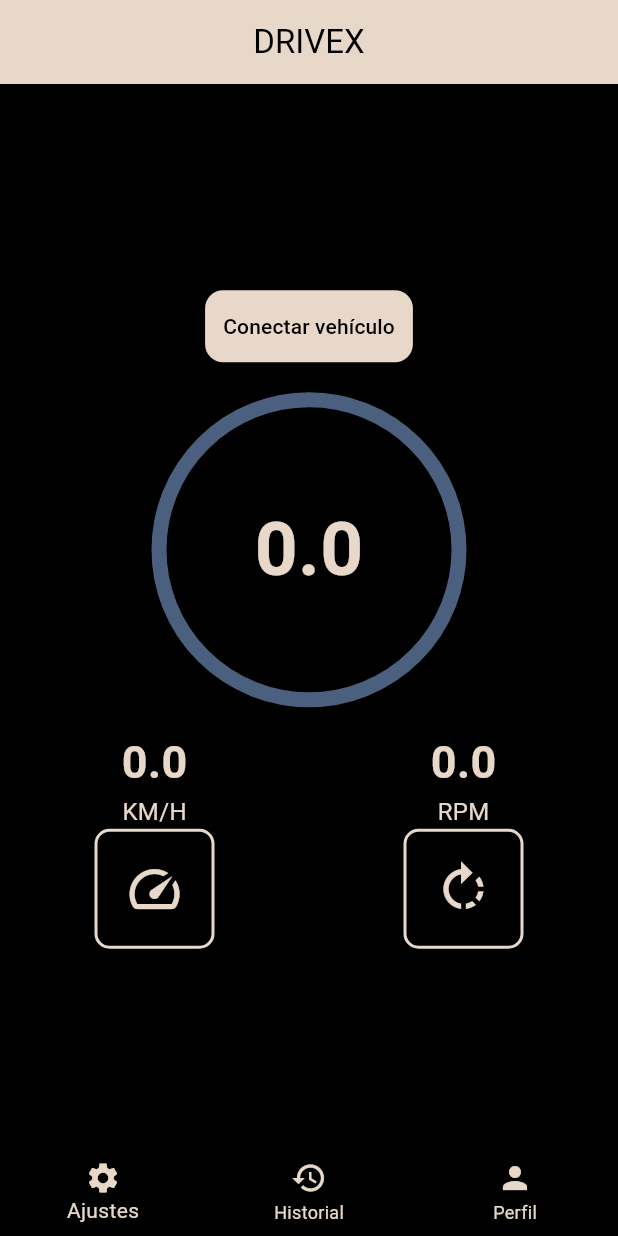
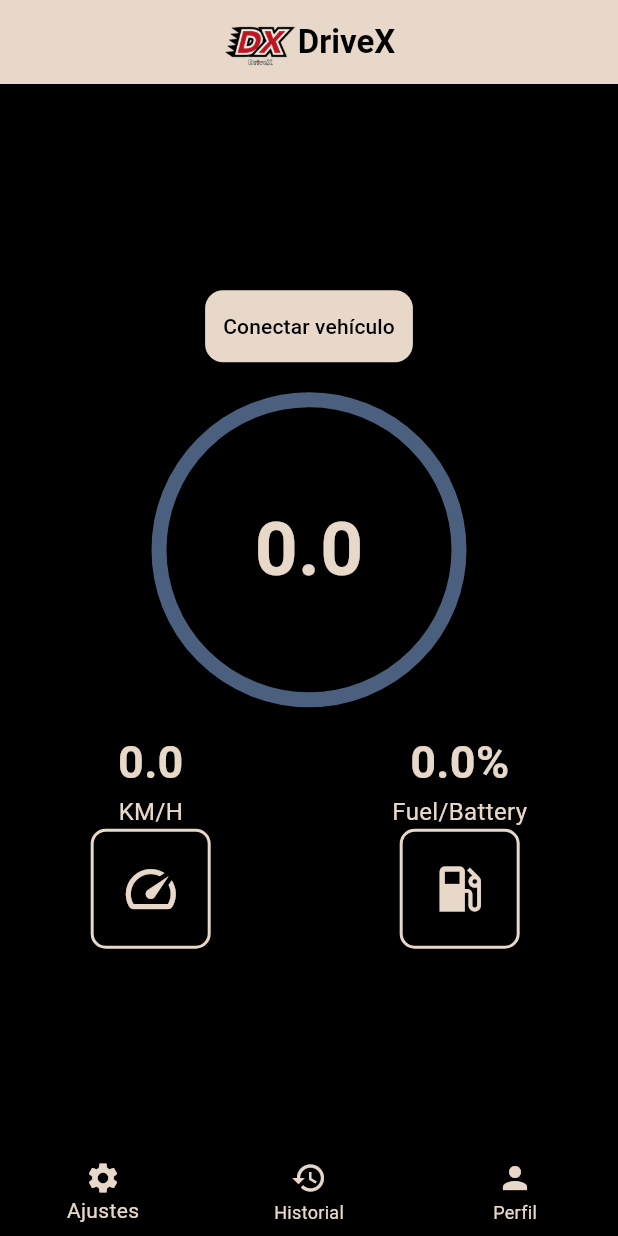
Before and after one commit to RainyGloom/Proyecto_3_API, a Flutter app: the screen it shows after launch, on a phone screen of 412 x 824 dp. Run offline on Flutter 3.47's test engine with Material 3 defaults, Android fonts, the light colour scheme and no system bars; our stand-ins replace connectivity_plus, sqflite; missing offline and left inert: flutter_ringtone_player, flutter_smartcar_auth, screen_brightness; accounts and stored records are empty.

Commit message:
Versión casi completa
Falta Splashscreen
Falta Pantalla de Desarrolladores

```diff
--- a/odometer_app/lib/main.dart
+++ b/odometer_app/lib/main.dart
@@ -20,6 +20,8 @@ Future<void> main() async{
         SmartcarPermission.readLocation,
         SmartcarPermission.readVehicleInfo,
         SmartcarPermission.readSpeedometer,
+        SmartcarPermission.readBattery,
+        SmartcarPermission.readFuel
       ],
       mode: SmartcarMode.test,
     ),
--- a/odometer_app/lib/pages/main_page.dart
+++ b/odometer_app/lib/pages/main_page.dart
@@ -7,6 +7,7 @@ import 'package:odometer_app/pages/settings_page.dart';
 import 'package:odometer_app/global_settings.dart';
 import 'package:flutter_smartcar_auth/flutter_smartcar_auth.dart';
 import 'package:connectivity_plus/connectivity_plus.dart';
+import 'package:flutter_ringtone_player/flutter_ringtone_player.dart';
 
 class MainPage extends StatefulWidget {
   const MainPage({Key? key}) : super(key: key);
@@ -18,21 +19,67 @@ class MainPage extends StatefulWidget {
 class _MainPageState extends State<MainPage> {
   double? _lastDistance;
   double _currentSpeed = 0;
-  double _currentRPM = 0;
+  double _currentFuelPercent = 0;
   double _minSpeed = 0;
   double _maxSpeed = 0;
   DateTime? _lastTime;
   String _connect = "Conectar vehículo";
   MeasurementUnit _unit = MeasurementUnit.kmh; // Unidad seleccionada (por defecto KM/H)
   Timer? _timer;
+  FlutterRingtonePlayer? _player;
+  Widget? _dialog;
 
   @override
-  void initState() {
+  void initState()
+  {
     super.initState();
     _loadSettings();
     Smartcar.onSmartcarResponse.listen(_handleSmartcarResponse);
+    Timer.periodic(Duration(seconds: 1),
+    (timer) async
+    {
+      if(GlobalSettings().convertSpeed(_currentSpeed) > GlobalSettings().convertSpeed(130))
+      {
+        if(_player == null)
+        {
+          _player = FlutterRingtonePlayer();
+          FlutterRingtonePlayer().play(
+            android: AndroidSounds.alarm,
+            ios: IosSounds.electronic,
+            looping: true,
+          );
+          _dialog = await showAlertDialog(context);
+        }
+      }
+      else if(_player != null)
+      {
+        if(_dialog != null)
+        {
+          Navigator.pop(context);
+          _dialog = null;
+        }
+        _player!.stop();
+        _player = null;
+      }
+    });
   }
 
+  Future<Widget> showAlertDialog(BuildContext context) async{
+    AlertDialog alert = AlertDialog(
+      backgroundColor: GlobalSettings().foreColor,
+      title: const Text("Exceso de velocidad", style: TextStyle(color: Colors.black),),
+      content: const Text('Reduzca la velocidad', style: TextStyle(color: Colors.black),),
+    );
+
+    await showDialog(
+      context: context,
+      builder: (BuildContext context) {
+        return alert;
+      },
+    );
+
+    return alert;
+  }
   Future<void> _handleSmartcarResponse(SmartcarAuthResponse response) async{
     final scaffoldMessenger = ScaffoldMessenger.of(context);
     switch (response) {
@@ -138,7 +185,23 @@ class _MainPageState extends State<MainPage> {
   }
 
   void _startRealTimeUpdates() {
-      _timer = Timer.periodic(const Duration(seconds: 5), (timer) async {
+    Timer.periodic(const Duration(seconds: 5),
+      (timer) async
+      {
+        double? percent = await APIRequestHelper.getFuelRemaining(APIRequestHelper.instance.vehicles[0]);
+        if(percent != null)
+        {
+          _currentFuelPercent = percent;
+        }
+        else
+        {
+          percent = await APIRequestHelper.getEVRemaing(APIRequestHelper.instance.vehicles[0]);
+          _currentFuelPercent = percent ?? 0;
+        }
+      }
+    );
+    _timer = Timer.periodic(const Duration(seconds: 5),
+      (timer) async {
         if (APIRequestHelper.instance.vehicles.isNotEmpty) {
           // VELOCIDAAD
           double? distance = await APIRequestHelper.getOdometer(APIRequestHelper.instance.vehicles.first);
@@ -188,7 +251,8 @@ class _MainPageState extends State<MainPage> {
             });
           }*/
         }
-    });
+      }
+    );
   }
 
   @override
@@ -204,7 +268,18 @@ class _MainPageState extends State<MainPage> {
     return Scaffold(
       backgroundColor: Colors.black,
       appBar: AppBar(
-        title: Text('DRIVEX', style: TextStyle(color: Colors.black)),
+        title: Row(
+          mainAxisAlignment: MainAxisAlignment.center,
+          children:
+          [
+            SizedBox(
+              width: 50,
+              height: 50,
+              child: Image.asset('assets/icons/drivex_icon.png')
+            ),
+            Text('DriveX', style: TextStyle(color: Colors.black, fontWeight: FontWeight.bold))
+          ]
+        ),
         backgroundColor: GlobalSettings().foreColor,
         centerTitle: true,
         elevation: 0,
@@ -290,7 +365,7 @@ class _MainPageState extends State<MainPage> {
               Column(
                 children: [
                   Text(
-                    _currentRPM.toStringAsFixed(1),
+                    '${_currentFuelPercent.toStringAsFixed(1)}%',
                     style: TextStyle(
                       fontSize: 30,
                       fontWeight: FontWeight.bold,
@@ -298,7 +373,7 @@ class _MainPageState extends State<MainPage> {
                     ),
                   ),
                   Text(
-                    "RPM",
+                    "Fuel/Battery",
                     style: TextStyle(
                       fontSize: 16,
                       color: GlobalSettings().foreColor,
@@ -314,7 +389,7 @@ class _MainPageState extends State<MainPage> {
                     ),
                     child: Center(
                       child: Icon(
-                        Icons.rotate_right,
+                        Icons.local_gas_station,
                         size: 40,
                         color: GlobalSettings().foreColor,
                       ),
--- a/odometer_app/pubspec.yaml
+++ b/odometer_app/pubspec.yaml
@@ -10,7 +10,8 @@ dependencies:
   connectivity_plus: ^6.1.0
   flutter:
     sdk: flutter
-  flutter_curl: ^0.3.0
+  flutter_launcher_icons: ^0.14.1
+  flutter_ringtone_player: ^4.0.0+3
   flutter_smartcar_auth: ^2.0.0
   http: ^1.2.2
   intl: ^0.20.1
@@ -28,4 +29,5 @@ dev_dependencies:
 flutter:
   assets:
     - assets/database_create.txt
+    - assets/icons/drivex_icon.png
   uses-material-design: true
```
Also changed, not shown: odometer_app/flutter_launcher_icons.yaml (added, +17 -0 lines), odometer_app/lib/api_request_helper.dart (+50 -0 lines), odometer_app/assets/icons/drivex_icon.png (added), odometer_app/pubspec.lock, 55 other files. Lines whose indentation alone changed are shown as unchanged.
